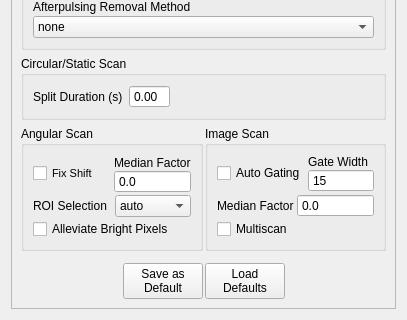
Before: the Qt Designer form gui/optionswindow.ui in Th3Tr00p3r/gSTED-sFCS, drawn with Qt 5; both pictures show x 0 to 407 and y 234 to 554 of the 407 by 554 pixel window.
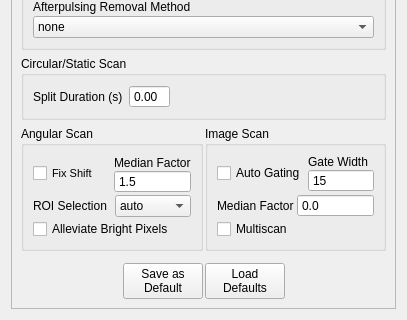
After: the same form once the commit is applied.

The edit to the form file:
```diff
--- a/gui/optionswindow.ui
+++ b/gui/optionswindow.ui
@@ -7,7 +7,7 @@
     <x>0</x>
     <y>0</y>
     <width>407</width>
-    <height>516</height>
+    <height>541</height>
    </rect>
   </property>
   <property name="windowTitle">
@@ -260,6 +260,9 @@
                  <property name="singleStep">
                   <double>0.100000000000000</double>
                  </property>
+                 <property name="value">
+                  <double>1.500000000000000</double>
+                 </property>
                 </widget>
                </item>
               </layout>
```
Left out of the diff: 8 changed lines with no effect on the pictures.
